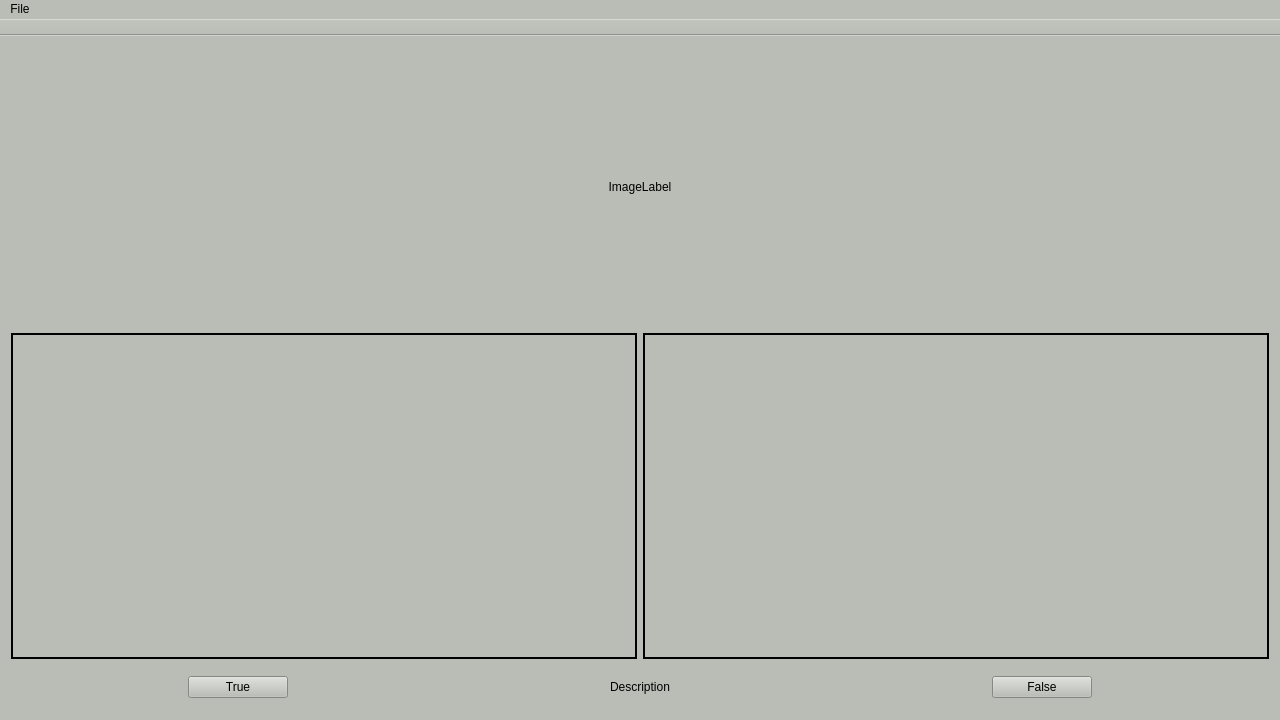
rspiegl/icare-dataset, file gui/masterGUI/mainwindow.ui: the form before one commit.
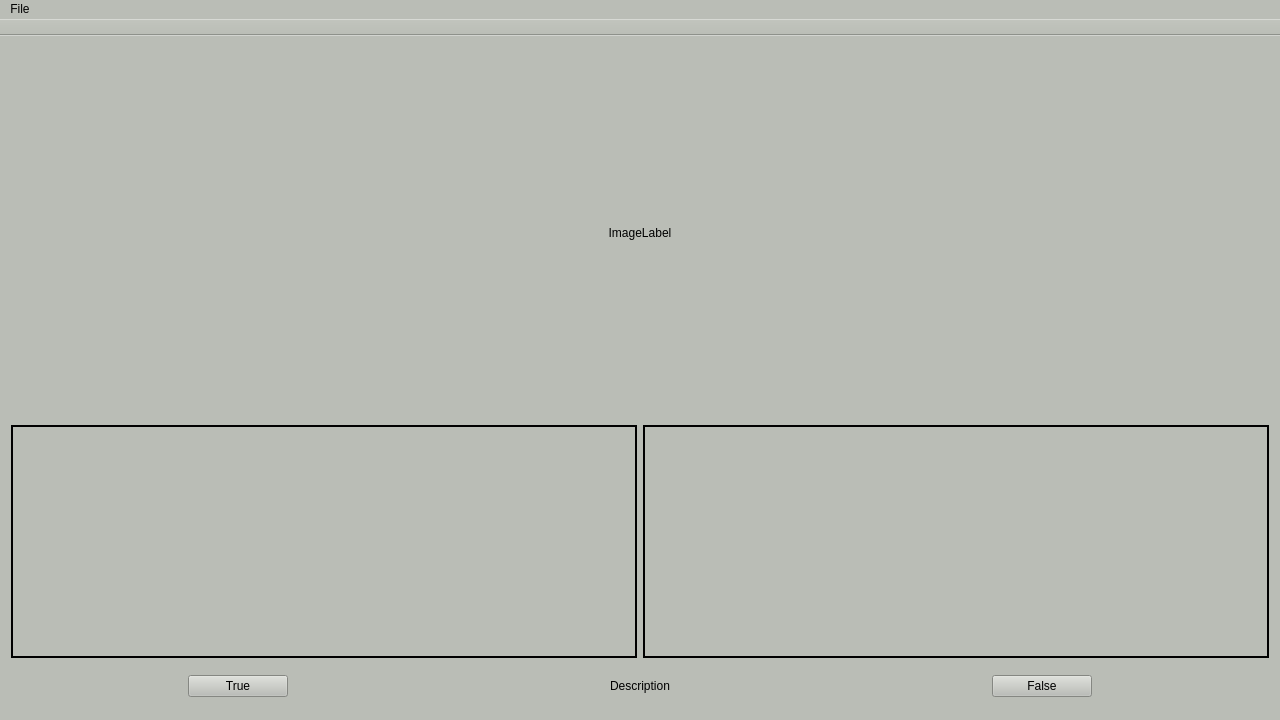
The form after the commit.

Commit message: increase size of image to 350

What changed in the file:
```diff
--- a/gui/masterGUI/mainwindow.ui
+++ b/gui/masterGUI/mainwindow.ui
@@ -93,7 +93,7 @@
       <property name="minimumSize">
        <size>
         <width>0</width>
-        <height>280</height>
+        <height>360</height>
        </size>
       </property>
       <layout class="QHBoxLayout" name="horizontalLayout_2">
@@ -101,14 +101,14 @@
         <widget class="QLabel" name="picShow">
          <property name="minimumSize">
           <size>
-           <width>256</width>
-           <height>256</height>
+           <width>350</width>
+           <height>350</height>
           </size>
          </property>
          <property name="maximumSize">
           <size>
-           <width>256</width>
-           <height>256</height>
+           <width>350</width>
+           <height>350</height>
           </size>
          </property>
          <property name="frameShape">
@@ -133,10 +133,16 @@
     </item>
     <item row="2" column="0" colspan="2">
      <widget class="QWidget" name="widgetButtons" native="true">
+      <property name="sizePolicy">
+       <sizepolicy hsizetype="Preferred" vsizetype="Fixed">
+        <horstretch>0</horstretch>
+        <verstretch>0</verstretch>
+       </sizepolicy>
+      </property>
       <property name="minimumSize">
        <size>
         <width>0</width>
-        <height>20</height>
+        <height>45</height>
        </size>
       </property>
       <layout class="QHBoxLayout" name="horizontalLayout">
```
The commit also changes 1 other file.
